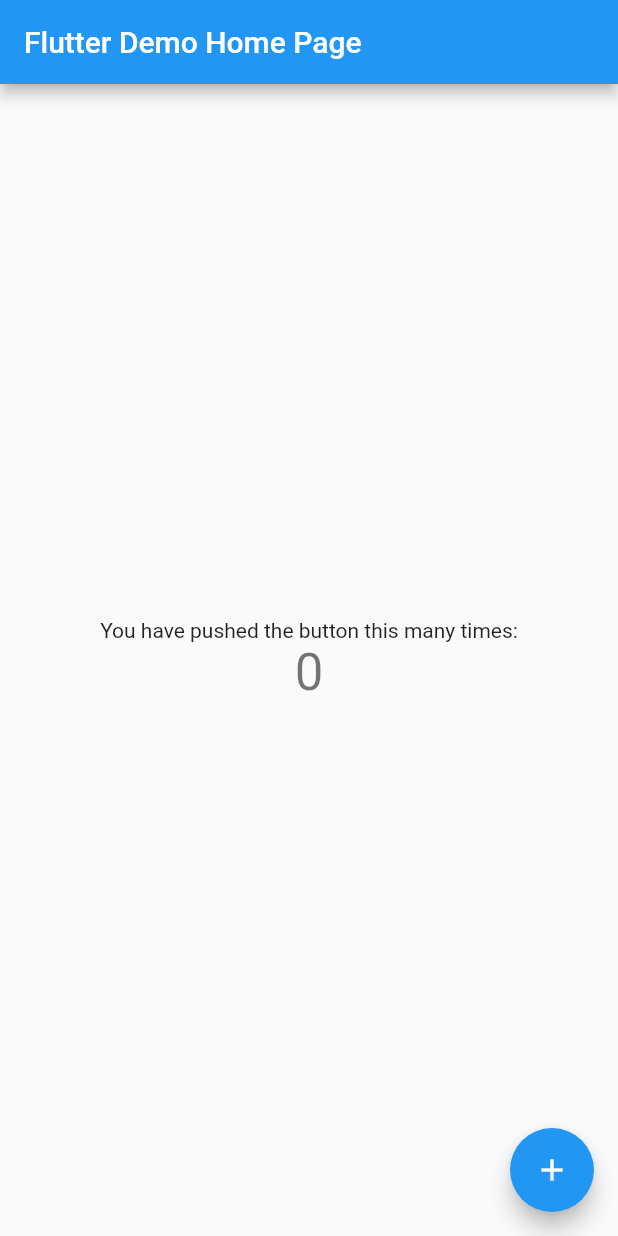
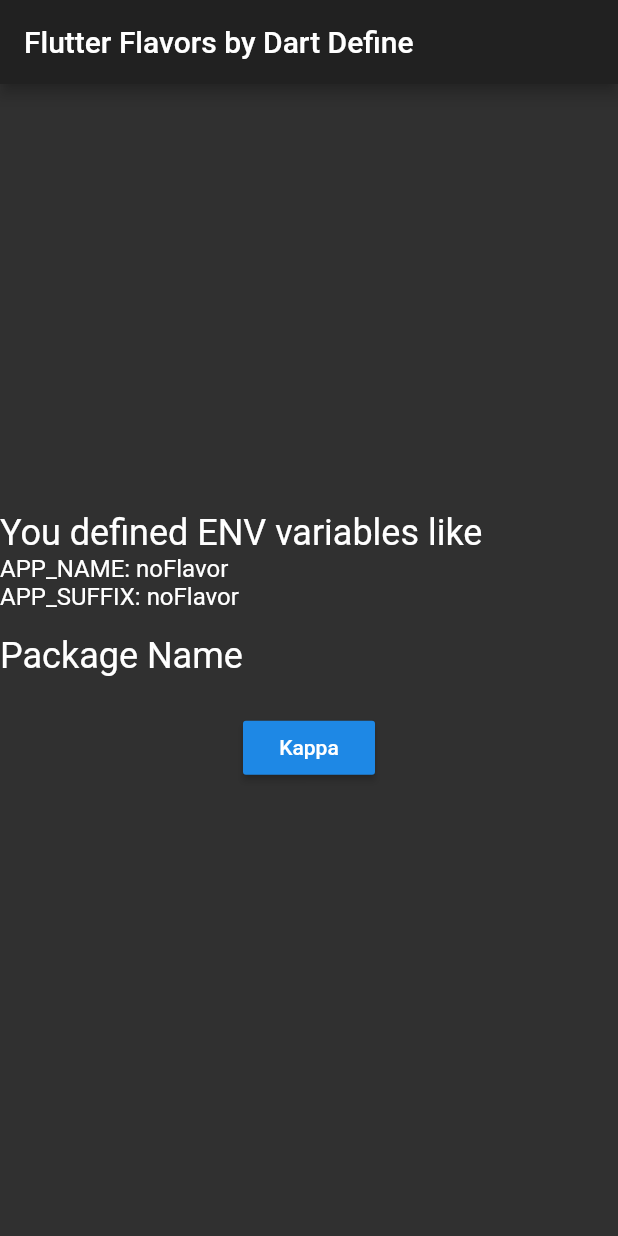
Before and after one commit to samuelematias/flutter_flavors_by_dart_define, a Flutter app: the screen it shows after launch, on a phone screen of 412 x 824 dp. Run offline on Flutter 3.47's test engine with Material 2 defaults, Android fonts, the phone set to English and light mode, and no system bars; our stand-ins replace package_info.

Commit message:
feat(flavor): implement flavors

```diff
--- /dev/null
+++ b/lib/app/app.dart
@@ -0,0 +1,18 @@
+import 'package:flutter/material.dart';
+import 'package:flutter_flavors_by_dart_define/app/view/home_page.dart';
+import 'config/widgets/flavor_banner.dart';
+
+class App extends StatelessWidget {
+  @override
+  Widget build(BuildContext context) {
+    return MaterialApp(
+      title: 'Flutter Demo',
+      theme: ThemeData.dark(),
+      home: HomePage(title: 'Flutter Flavors by Dart Define'),
+      debugShowCheckedModeBanner: false,
+      builder: (BuildContext context, Widget child) {
+        return FlavorBanner(child: child);
+      },
+    );
+  }
+}
--- /dev/null
+++ b/lib/app/config/config.dart
@@ -0,0 +1,2 @@
+export 'flavor_config.dart';
+export 'widgets/flavor_banner.dart';
--- /dev/null
+++ b/lib/app/config/flavor_config.dart
@@ -0,0 +1,33 @@
+import 'package:flutter/material.dart';
+import 'package:flutter/painting.dart';
+
+class FlavorConfig {
+  static const APP_NAME =
+      String.fromEnvironment('DEFINE_APP_NAME', defaultValue: 'noFlavor');
+  static const APP_SUFFIX =
+      String.fromEnvironment('DEFINE_APP_SUFFIX', defaultValue: 'noFlavor');
+
+  static bool isDevelopment() => APP_SUFFIX == '.dev';
+  static bool isQA() => APP_SUFFIX == '.qa';
+  static bool isProduction() => APP_SUFFIX == 'noFlavor';
+
+  static String bannerName() {
+    if (APP_SUFFIX == '.dev') {
+      return 'DEV';
+    } else if (APP_SUFFIX == '.qa') {
+      return 'QA';
+    } else {
+      return '';
+    }
+  }
+
+  static Color bannerColor() {
+    if (APP_SUFFIX == '.dev') {
+      return Colors.purpleAccent;
+    } else if (APP_SUFFIX == '.qa') {
+      return Colors.orangeAccent;
+    } else {
+      return Colors.transparent;
+    }
+  }
+}
--- /dev/null
+++ b/lib/app/config/widgets/flavor_banner.dart
@@ -0,0 +1,75 @@
+import 'package:flutter/material.dart';
+
+import '../flavor_config.dart';
+
+class FlavorBanner extends StatefulWidget {
+  final Widget child;
+  final BannerConfig bannerConfig;
+
+  FlavorBanner({@required this.child, this.bannerConfig});
+
+  @override
+  _FlavorBannerState createState() => _FlavorBannerState();
+}
+
+class _FlavorBannerState extends State<FlavorBanner> {
+  BannerConfig _bannerConfig;
+  @override
+  void initState() {
+    super.initState();
+
+    _bannerConfig = widget.bannerConfig ?? _getDefaultBanner();
+  }
+
+  @override
+  Widget build(BuildContext context) {
+    if (FlavorConfig.isProduction()) return widget.child;
+
+    return Stack(
+      children: <Widget>[
+        widget.child,
+        _CustomBanner(bannerConfig: _bannerConfig, ctx: context)
+      ],
+    );
+  }
+
+  BannerConfig _getDefaultBanner() {
+    return BannerConfig(
+        bannerName: FlavorConfig.bannerName(),
+        bannerColor: FlavorConfig.bannerColor());
+  }
+}
+
+class _CustomBanner extends StatelessWidget {
+  final BannerConfig bannerConfig;
+  final BuildContext ctx;
+
+  _CustomBanner({@required this.bannerConfig, @required this.ctx});
+
+  @override
+  Widget build(BuildContext context) {
+    return SizedBox(
+      width: 50,
+      height: 50,
+      child: CustomPaint(
+        painter: BannerPainter(
+          message: bannerConfig.bannerName,
+          textDirection: Directionality.of(context),
+          layoutDirection: Directionality.of(context),
+          location: BannerLocation.topStart,
+          color: bannerConfig.bannerColor,
+        ),
+      ),
+    );
+  }
+}
+
+class BannerConfig {
+  final String bannerName;
+  final Color bannerColor;
+
+  BannerConfig({
+    @required this.bannerName,
+    @required this.bannerColor,
+  });
+}
--- /dev/null
+++ b/lib/app/view/detail_page.dart
@@ -0,0 +1,13 @@
+import 'package:flutter/material.dart';
+
+class DetailScreen extends StatelessWidget {
+  @override
+  Widget build(BuildContext context) {
+    return Scaffold(
+      appBar: AppBar(),
+      body: Center(
+        child: Text('Hellow!'),
+      ),
+    );
+  }
+}
--- /dev/null
+++ b/lib/app/view/home_page.dart
@@ -0,0 +1,79 @@
+import 'package:flutter/material.dart';
+import 'package:flutter_flavors_by_dart_define/app/config/config.dart';
+import 'package:package_info/package_info.dart';
+
+import 'detail_page.dart';
+
+class HomePage extends StatefulWidget {
+  HomePage({Key key, this.title}) : super(key: key);
+
+  final String title;
+
+  @override
+  _HomePageState createState() => _HomePageState();
+}
+
+class _HomePageState extends State<HomePage> {
+  @override
+  Widget build(BuildContext context) {
+    return Scaffold(
+      appBar: AppBar(
+        title: Text(widget.title),
+      ),
+      body: Center(
+        child: Column(
+          mainAxisAlignment: MainAxisAlignment.center,
+          crossAxisAlignment: CrossAxisAlignment.start,
+          children: <Widget>[
+            Text(
+              'You defined ENV variables like',
+              style: Theme.of(context).textTheme.headline5,
+            ),
+            Text(
+              'APP_NAME: ${FlavorConfig.APP_NAME}',
+              style: Theme.of(context).textTheme.subtitle1,
+            ),
+            Text(
+              'APP_SUFFIX: ${FlavorConfig.APP_SUFFIX}',
+              style: Theme.of(context).textTheme.subtitle1,
+            ),
+            Padding(
+              padding: const EdgeInsets.symmetric(vertical: 16.0),
+              child: Column(
+                crossAxisAlignment: CrossAxisAlignment.start,
+                children: <Widget>[
+                  Text(
+                    'Package Name',
+                    style: Theme.of(context).textTheme.headline5,
+                  ),
+                  FutureBuilder<PackageInfo>(
+                      future: PackageInfo.fromPlatform(),
+                      builder: (context, value) {
+                        if (!value.hasData) {
+                          return Container();
+                        }
+                        return Text(
+                          value.data.packageName,
+                          style: Theme.of(context).textTheme.headline6,
+                        );
+                      }),
+                  Center(
+                    child: RaisedButton(
+                      child: Text('Kappa'),
+                      onPressed: () => Navigator.push(
+                        context,
+                        MaterialPageRoute<DetailScreen>(
+                          builder: (context) => DetailScreen(),
+                        ),
+                      ),
+                    ),
+                  )
+                ],
+              ),
+            ),
+          ],
+        ),
+      ),
+    );
+  }
+}
--- a/lib/main.dart
+++ b/lib/main.dart
@@ -1,117 +1,8 @@
 import 'package:flutter/material.dart';
 
+import 'app/app.dart';
+
 void main() {
-  runApp(MyApp());
+  WidgetsFlutterBinding.ensureInitialized();
+  runApp(App());
 }
-
-class MyApp extends StatelessWidget {
-  // This widget is the root of your application.
-  @override
-  Widget build(BuildContext context) {
-    return MaterialApp(
-      title: 'Flutter Demo',
-      theme: ThemeData(
-        // This is the theme of your application.
-        //
-        // Try running your application with "flutter run". You'll see the
-        // application has a blue toolbar. Then, without quitting the app, try
-        // changing the primarySwatch below to Colors.green and then invoke
-        // "hot reload" (press "r" in the console where you ran "flutter run",
-        // or simply save your changes to "hot reload" in a Flutter IDE).
-        // Notice that the counter didn't reset back to zero; the application
-        // is not restarted.
-        primarySwatch: Colors.blue,
-        // This makes the visual density adapt to the platform that you run
-        // the app on. For desktop platforms, the controls will be smaller and
-        // closer together (more dense) than on mobile platforms.
-        visualDensity: VisualDensity.adaptivePlatformDensity,
-      ),
-      home: MyHomePage(title: 'Flutter Demo Home Page'),
-    );
-  }
-}
-
-class MyHomePage extends StatefulWidget {
-  MyHomePage({Key key, this.title}) : super(key: key);
-
-  // This widget is the home page of your application. It is stateful, meaning
-  // that it has a State object (defined below) that contains fields that affect
-  // how it looks.
-
-  // This class is the configuration for the state. It holds the values (in this
-  // case the title) provided by the parent (in this case the App widget) and
-  // used by the build method of the State. Fields in a Widget subclass are
-  // always marked "final".
-
-  final String title;
-
-  @override
-  _MyHomePageState createState() => _MyHomePageState();
-}
-
-class _MyHomePageState extends State<MyHomePage> {
-  int _counter = 0;
-
-  void _incrementCounter() {
-    setState(() {
-      // This call to setState tells the Flutter framework that something has
-      // changed in this State, which causes it to rerun the build method below
-      // so that the display can reflect the updated values. If we changed
-      // _counter without calling setState(), then the build method would not be
-      // called again, and so nothing would appear to happen.
-      _counter++;
-    });
-  }
-
-  @override
-  Widget build(BuildContext context) {
-    // This method is rerun every time setState is called, for instance as done
-    // by the _incrementCounter method above.
-    //
-    // The Flutter framework has been optimized to make rerunning build methods
-    // fast, so that you can just rebuild anything that needs updating rather
-    // than having to individually change instances of widgets.
-    return Scaffold(
-      appBar: AppBar(
-        // Here we take the value from the MyHomePage object that was created by
-        // the App.build method, and use it to set our appbar title.
-        title: Text(widget.title),
-      ),
-      body: Center(
-        // Center is a layout widget. It takes a single child and positions it
-        // in the middle of the parent.
-        child: Column(
-          // Column is also a layout widget. It takes a list of children and
-          // arranges them vertically. By default, it sizes itself to fit its
-          // children horizontally, and tries to be as tall as its parent.
-          //
-          // Invoke "debug painting" (press "p" in the console, choose the
-          // "Toggle Debug Paint" action from the Flutter Inspector in Android
-          // Studio, or the "Toggle Debug Paint" command in Visual Studio Code)
-          // to see the wireframe for each widget.
-          //
-          // Column has various properties to control how it sizes itself and
-          // how it positions its children. Here we use mainAxisAlignment to
-          // center the children vertically; the main axis here is the vertical
-          // axis because Columns are vertical (the cross axis would be
-          // horizontal).
-          mainAxisAlignment: MainAxisAlignment.center,
-          children: <Widget>[
-            Text(
-              'You have pushed the button this many times:',
-            ),
-            Text(
-              '$_counter',
-              style: Theme.of(context).textTheme.headline4,
-            ),
-          ],
-        ),
-      ),
-      floatingActionButton: FloatingActionButton(
-        onPressed: _incrementCounter,
-        tooltip: 'Increment',
-        child: Icon(Icons.add),
-      ), // This trailing comma makes auto-formatting nicer for build methods.
-    );
-  }
-}
```
Also changed, not shown: 2 other files.
